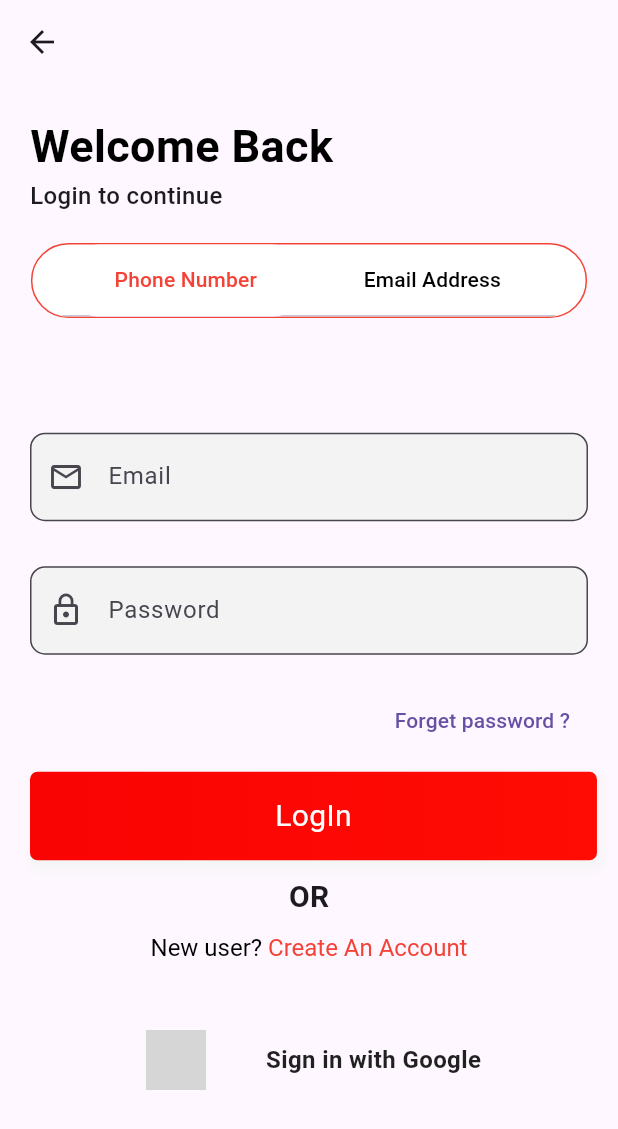
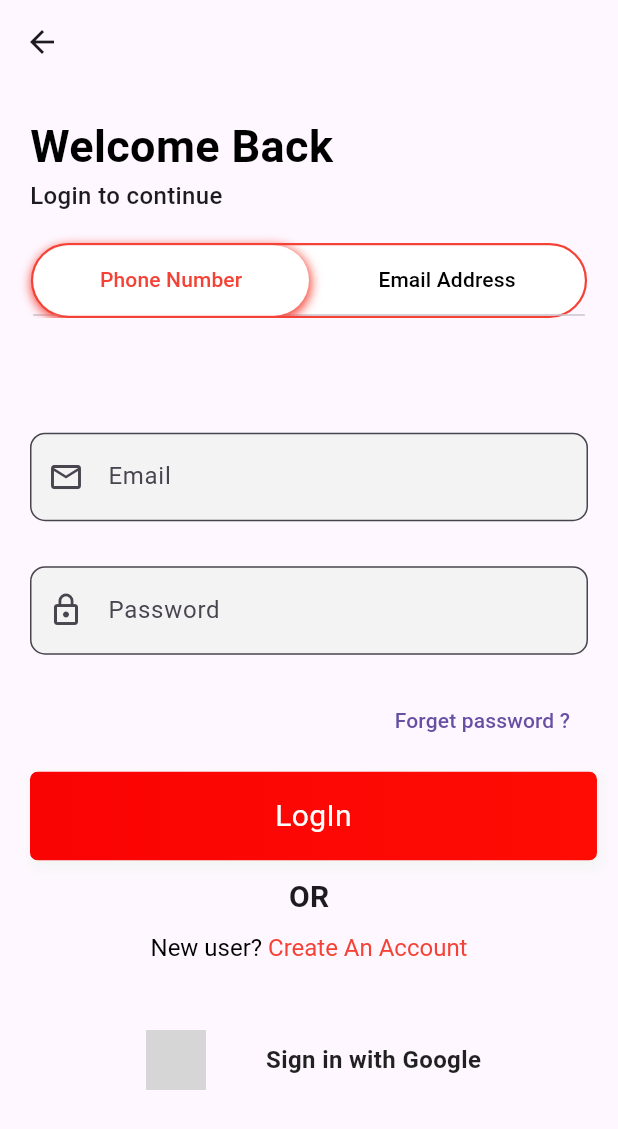
Before and after one commit to liempn13/nloffice_hrm_flutter_app, a Flutter app: the login_Screen screen opened directly, on a phone screen of 412 x 824 dp. Shown: the top 1129 px of the screen. Run offline on Flutter 3.47's test engine with Material 3 defaults, Android fonts, the phone set to English and light mode, and no system bars; our stand-ins replace connectivity_plus, google_fonts; missing offline and left inert: dart:ffi; grey boxes are pictures that could not be loaded.

Commit message:
update login

```diff
--- a/lib/views/screen/Login_Screen.dart
+++ b/lib/views/screen/Login_Screen.dart
@@ -29,30 +29,38 @@
         body: Column(
           crossAxisAlignment: CrossAxisAlignment.start,
           children: [
+            //Title
             Padding(
-              padding: const EdgeInsets.only(left: 20, top: 20),
+              padding: const EdgeInsets.only(left: 20, top: 20, bottom: 20),
               child: _title(),
             ),
-            SizedBox(height: 20),
+
             Center(
               child: Container(
                 width: MediaQuery.of(context).size.width * 0.9,
                 height: 50,
-                padding: EdgeInsets.symmetric(horizontal: 20),
+                // padding: EdgeInsets.only(left: 20, right: 20),
                 decoration: BoxDecoration(
                   borderRadius: BorderRadius.circular(100),
                   color: Colors.white,
-                  border: Border.all(color: Colors.red),
+                  border: Border.all(color: Colors.red, width: 1.5),
                 ),
                 child: TabBar(
                   labelColor: Colors.red,
                   unselectedLabelColor: Colors.black,
                   indicator: BoxDecoration(
                     borderRadius: BorderRadius.circular(100),
+                    boxShadow: [
+                      BoxShadow(
+                          color: Colors.red,
+                          blurRadius: 5.0,
+                          spreadRadius: 1.5,
+                          offset: Offset(0.0, 2.0))
+                    ],
                     color: Colors.white,
                   ),
                   indicatorSize: TabBarIndicatorSize.tab,
-                  labelPadding: EdgeInsets.symmetric(horizontal: 10),
+                  //labelPadding: EdgeInsets.symmetric(horizontal: 10),
                   tabs: const [
                     Tab(
                       text: 'Phone Number',
--- a/pubspec.yaml
+++ b/pubspec.yaml
@@ -19,3 +19,6 @@
 
 flutter:
   uses-material-design: true
+
+assest:
+  assets/images/
```
